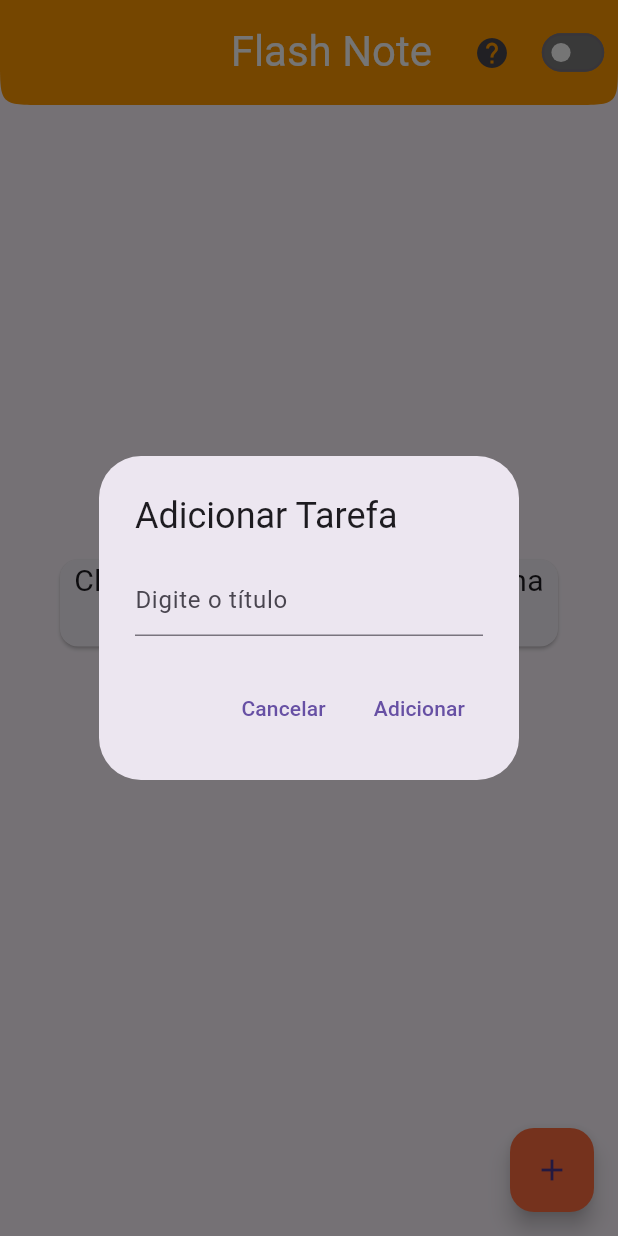
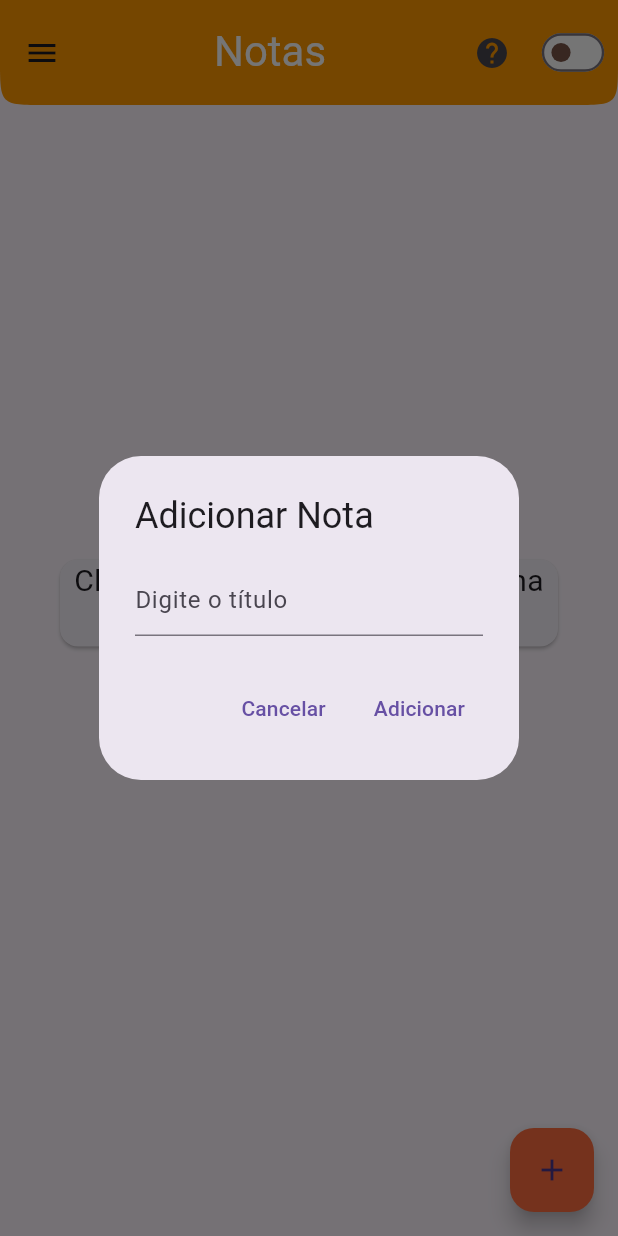
Before and after one commit to jfabiosan/dioproject, a Flutter app: the screen it shows after launch, after a tap on the "add" icon, on a phone screen of 412 x 824 dp. Run offline on Flutter 3.47's test engine with Material 3 defaults, Android fonts, the phone set to English and light mode, and no system bars; our stand-ins replace sqflite; accounts and stored records are empty.

```diff
--- a/lib/dialog/add_dialog.dart
+++ b/lib/dialog/add_dialog.dart
@@ -10,7 +10,7 @@ class AddDialog {
       context: context,
       builder: (BuildContext context) {
         return AlertDialog(
-          title: const Text('Adicionar Tarefa'),
+          title: const Text('Adicionar Nota'),
           content: TextField(
             textCapitalization: TextCapitalization.words,
             controller: textFieldController,
--- a/lib/dialog/edit_dialog.dart
+++ b/lib/dialog/edit_dialog.dart
@@ -14,7 +14,7 @@ class EditDialog extends StatelessWidget {
         TextEditingController(text: task.title);
 
     return AlertDialog(
-      title: const Text('Editar Tarefa'),
+      title: const Text('Editar Nota'),
       content: TextField(
         controller: textFieldController,
         decoration: const InputDecoration(hintText: "Digite o novo título"),
--- a/lib/main.dart
+++ b/lib/main.dart
@@ -20,9 +20,9 @@ class MyApp extends StatelessWidget {
       create: (context) => ServiceProvider(),
       child: MaterialApp(
         debugShowCheckedModeBanner: false,
-        title: 'Flash Note',
         theme: ThemeData(
           primarySwatch: Colors.blue,
+          appBarTheme: const AppBarTheme(backgroundColor: Colors.orange),
         ),
         home: const SplashPage(),
       ),
--- a/lib/page/main_page.dart
+++ b/lib/page/main_page.dart
@@ -6,13 +6,16 @@ import '/dialog/add_dialog.dart';
 import '/dialog/confirm_del_dialog.dart';
 import '/service_provider.dart';
 import '/model/task_model.dart';
+import 'package:zionnote/menu_drawer.dart';
 
 class MainPage extends StatelessWidget {
   const MainPage({super.key});
 
   @override
   Widget build(BuildContext context) {
-    return Scaffold(
+    return SafeArea(
+      child: Scaffold(
+        drawer: MenuDrawer.buildDrawer(context),
         appBar: AppBar(
           toolbarHeight: 70.0,
           shape: const ContinuousRectangleBorder(
@@ -21,12 +24,11 @@ class MainPage extends StatelessWidget {
               bottomRight: Radius.circular(30),
             ),
           ),
-        backgroundColor: Colors.orange,
           title: const Row(
-          mainAxisAlignment: MainAxisAlignment.end,
+            mainAxisAlignment: MainAxisAlignment.center,
             children: [
               Text(
-              'Flash Note',
+                'Notas',
                 style: TextStyle(
                   fontSize: 28,
                   color: Colors.white,
@@ -44,7 +46,7 @@ class MainPage extends StatelessWidget {
               },
               icon: const Icon(Icons.help),
             ),
-          const TaskSwitch(),
+            const AppbarSwitch(),
           ],
         ),
         body: Padding(
@@ -135,13 +137,14 @@ class MainPage extends StatelessWidget {
           },
           child: const Icon(Icons.add),
         ),
+      ),
     );
   }
 }
 
 //Switch da AppBar
-class TaskSwitch extends StatelessWidget {
-  const TaskSwitch({super.key});
+class AppbarSwitch extends StatelessWidget {
+  const AppbarSwitch({super.key});
 
   @override
   Widget build(BuildContext context) {
@@ -153,8 +156,8 @@ class TaskSwitch extends StatelessWidget {
           child: Switch(
             activeColor: Colors.white,
             activeTrackColor: Colors.deepOrangeAccent,
-            inactiveThumbColor: Colors.white,
-            inactiveTrackColor: const Color.fromARGB(255, 124, 124, 124),
+            inactiveThumbColor: Colors.brown,
+            inactiveTrackColor: Colors.white,
             value: todoProvider.switchValue,
             onChanged: (value) {
               todoProvider.updateSwitchValue(value);
@@ -199,8 +202,8 @@ class TaskListItem extends StatelessWidget {
               child: Switch(
                 activeColor: Colors.white,
                 activeTrackColor: Colors.deepOrangeAccent,
-                inactiveThumbColor: Colors.white,
-                inactiveTrackColor: const Color.fromARGB(255, 124, 124, 124),
+                inactiveThumbColor: Colors.brown,
+                inactiveTrackColor: Colors.white,
                 value: task.completed,
                 onChanged: (value) {
                   Provider.of<ServiceProvider>(context, listen: false)
```
Lines whose indentation alone changed are shown as unchanged.
